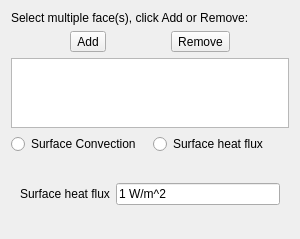
Above: src/Mod/Fem/Gui/TaskFemConstraintHeatflux.ui from southseact-3d/fcd before the change. Below: the same form after it.
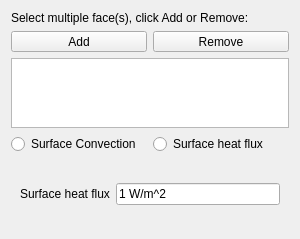
That is the form after the change. Custom widgets are drawn as their Qt base class.

Commit message:
[FEM] Expand Add/Remove buttons in constraint tasks
Minor UI improvement. The behavior had changed when the buttons were changed
from `QPushButton` to `QToolButton` in 457c8b6de2626e0ed5bc56fcce7aaf9d784dbc1d.

```diff
--- a/src/Mod/Fem/Gui/TaskFemConstraintHeatflux.ui
+++ b/src/Mod/Fem/Gui/TaskFemConstraintHeatflux.ui
@@ -25,6 +25,12 @@
     <layout class="QHBoxLayout" name="hLayout1">
      <item>
       <widget class="QToolButton" name="btnAdd">
+       <property name="sizePolicy">
+        <sizepolicy hsizetype="Expanding" vsizetype="Fixed">
+         <horstretch>0</horstretch>
+         <verstretch>0</verstretch>
+        </sizepolicy>
+       </property>
        <property name="text">
         <string>Add</string>
        </property>
@@ -35,6 +41,12 @@
      </item>
      <item>
       <widget class="QToolButton" name="btnRemove">
+       <property name="sizePolicy">
+        <sizepolicy hsizetype="Expanding" vsizetype="Fixed">
+         <horstretch>0</horstretch>
+         <verstretch>0</verstretch>
+        </sizepolicy>
+       </property>
        <property name="text">
         <string>Remove</string>
        </property>
```
The commit also changes 9 other files.
